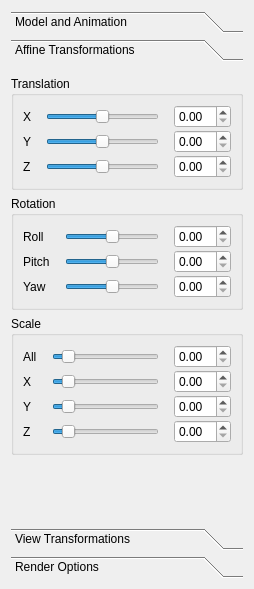
jdthorne/cpsc453, file Assignment 2/SidebarUi.ui: the form before one commit.
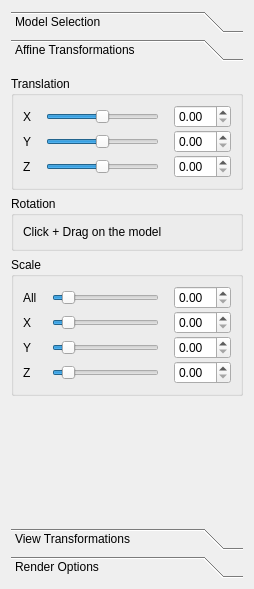
The form after the commit. The open tabs and pages were chosen to show the change.

Diff of the .ui file:
```diff
--- a/Assignment 2/SidebarUi.ui
+++ b/Assignment 2/SidebarUi.ui
@@ -29,7 +29,7 @@
        </rect>
       </property>
       <attribute name="label">
-       <string>Model and Animation</string>
+       <string>Model Selection</string>
       </attribute>
       <layout class="QVBoxLayout" name="verticalLayout_3">
        <property name="leftMargin">
@@ -64,6 +64,14 @@
           <item row="0" column="0" colspan="2">
            <widget class="QComboBox" name="selectModel"/>
           </item>
+          <item row="1" column="0">
+           <widget class="QLabel" name="label_5">
+            <property name="text">
+             <string>Weapon and Skin will be auto-
+detected.</string>
+            </property>
+           </widget>
+          </item>
          </layout>
         </widget>
        </item>
@@ -87,8 +95,8 @@
        <rect>
         <x>0</x>
         <y>0</y>
-        <width>215</width>
-        <height>438</height>
+        <width>230</width>
+        <height>429</height>
        </rect>
       </property>
       <attribute name="label">
@@ -197,75 +205,16 @@
           <property name="verticalSpacing">
            <number>2</number>
           </property>
-          <item row="1" column="0">
-           <widget class="QLabel" name="label_5">
-            <property name="text">
-             <string>Pitch</string>
-            </property>
-           </widget>
-          </item>
           <item row="0" column="0">
            <widget class="QLabel" name="label_4">
             <property name="text">
-             <string>Roll</string>
+             <string>Click + Drag on the model</string>
             </property>
-           </widget>
-          </item>
-          <item row="2" column="0">
-           <widget class="QLabel" name="label_6">
-            <property name="text">
-             <string>Yaw</string>
+            <property name="wordWrap">
+             <bool>true</bool>
             </property>
            </widget>
           </item>
-          <item row="0" column="1">
-           <widget class="QSlider" name="rRotation">
-            <property name="minimum">
-             <number>-360</number>
-            </property>
-            <property name="maximum">
-             <number>360</number>
-            </property>
-            <property name="orientation">
-             <enum>Qt::Horizontal</enum>
-            </property>
-           </widget>
-          </item>
-          <item row="1" column="1">
-           <widget class="QSlider" name="pRotation">
-            <property name="minimum">
-             <number>-360</number>
-            </property>
-            <property name="maximum">
-             <number>360</number>
-            </property>
-            <property name="orientation">
-             <enum>Qt::Horizontal</enum>
-            </property>
-           </widget>
-          </item>
-          <item row="2" column="1">
-           <widget class="QSlider" name="yRotation">
-            <property name="minimum">
-             <number>-360</number>
-            </property>
-            <property name="maximum">
-             <number>360</number>
-            </property>
-            <property name="orientation">
-             <enum>Qt::Horizontal</enum>
-            </property>
-           </widget>
-          </item>
-          <item row="0" column="2">
-           <widget class="QDoubleSpinBox" name="rRotationSpin"/>
-          </item>
-          <item row="1" column="2">
-           <widget class="QDoubleSpinBox" name="pRotationSpin"/>
-          </item>
-          <item row="2" column="2">
-           <widget class="QDoubleSpinBox" name="yRotationSpin"/>
-          </item>
          </layout>
         </widget>
        </item>
```
Left out of the diff: 30 changed lines with no effect on the pictures.
